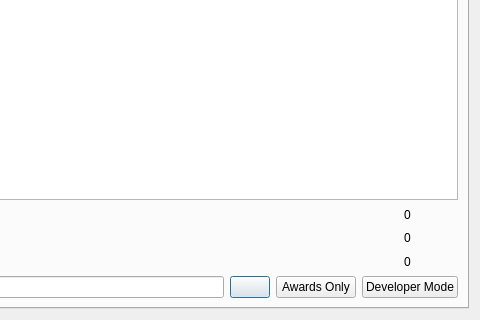
This is Velocity/gameadderdialog.ui in hetelek/Velocity as Qt 5 draws it before an edit; both pictures show x 95 to 575 and y 157 to 477 of the 575 by 477 pixel window. The edited form follows.
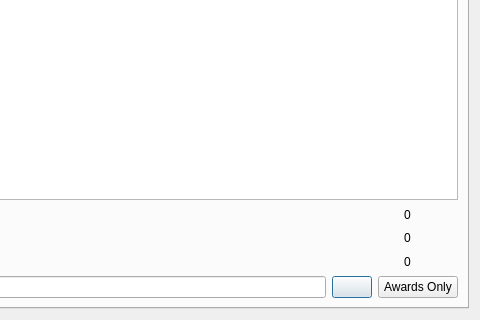
This is the edited form. Icons and pictures are not drawn.

Diff of the .ui file:
```diff
--- a/Velocity/gameadderdialog.ui
+++ b/Velocity/gameadderdialog.ui
@@ -267,20 +267,6 @@
              </property>
             </widget>
            </item>
-           <item>
-            <widget class="QPushButton" name="pushButton_3">
-             <property name="text">
-              <string>Developer Mode</string>
-             </property>
-             <property name="icon">
-              <iconset resource="Resources.qrc">
-               <normaloff>:/Images/hammer.png</normaloff>:/Images/hammer.png</iconset>
-             </property>
-             <property name="checkable">
-              <bool>true</bool>
-             </property>
-            </widget>
-           </item>
           </layout>
          </item>
         </layout>
```
Left out of the diff: 16 changed lines with no effect on the pictures.
